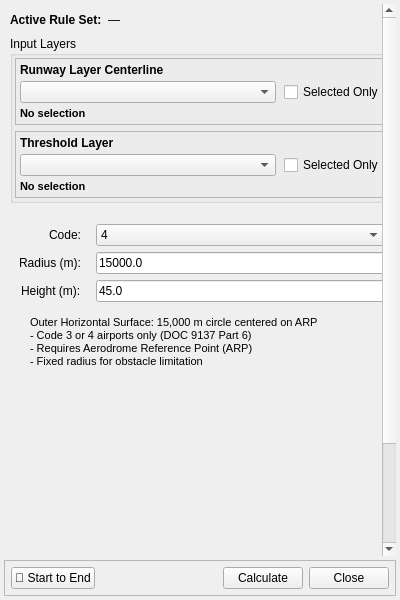
Before: the Qt Designer form qols/ui/qols_panel_base.ui in FLYGHT7/qOLS, drawn with Qt 5.
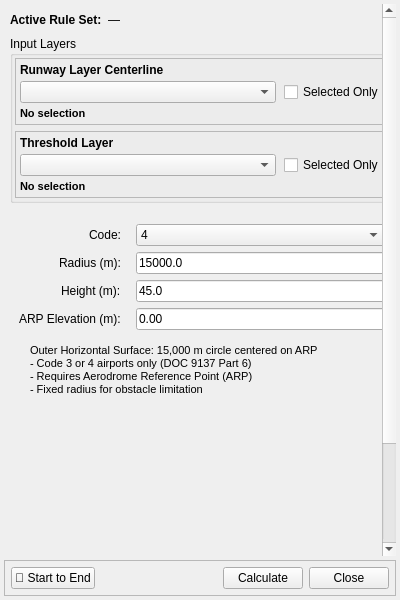
After: the same form once the commit is applied. The open tabs and pages were chosen to show the change. Custom widgets are drawn as their Qt base class.

Commit message: Add ARP elevation parameter to Outer Horizontal surface calculations and UI

The edit to the form file:
```diff
--- a/qols/ui/qols_panel_base.ui
+++ b/qols/ui/qols_panel_base.ui
@@ -1047,7 +1047,24 @@
           </property>
          </widget>
         </item>
-                <item row="3" column="0" colspan="2">
+                <item row="3" column="0">
+                 <widget class="QLabel" name="label_arp_elevation_outer">
+                  <property name="text">
+                   <string>ARP Elevation (m):</string>
+                  </property>
+                 </widget>
+                </item>
+                <item row="3" column="1">
+                 <widget class="QLineEdit" name="spin_arp_elevation_outer">
+                  <property name="text">
+                   <string>0.00</string>
+                  </property>
+                  <property name="toolTip">
+                   <string>Aerodrome Reference Point elevation. Outer Horizontal Z = ARP Elevation + Height.</string>
+                  </property>
+                 </widget>
+                </item>
+                <item row="4" column="0" colspan="2">
                  <widget class="QLabel" name="label_info_outer">
                     <property name="text">
                      <string>Outer Horizontal Surface: 15,000 m circle centered on ARP
```
The commit also changes 2 other files.
